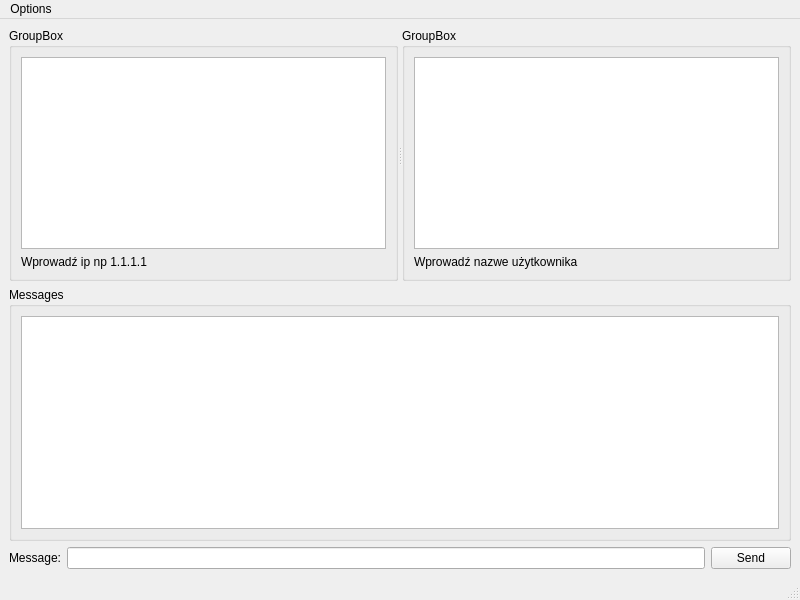
Before: the Qt Designer form Client/mainwindow.ui in KrHaXon/KOMUNIKATOR, drawn with Qt 5.
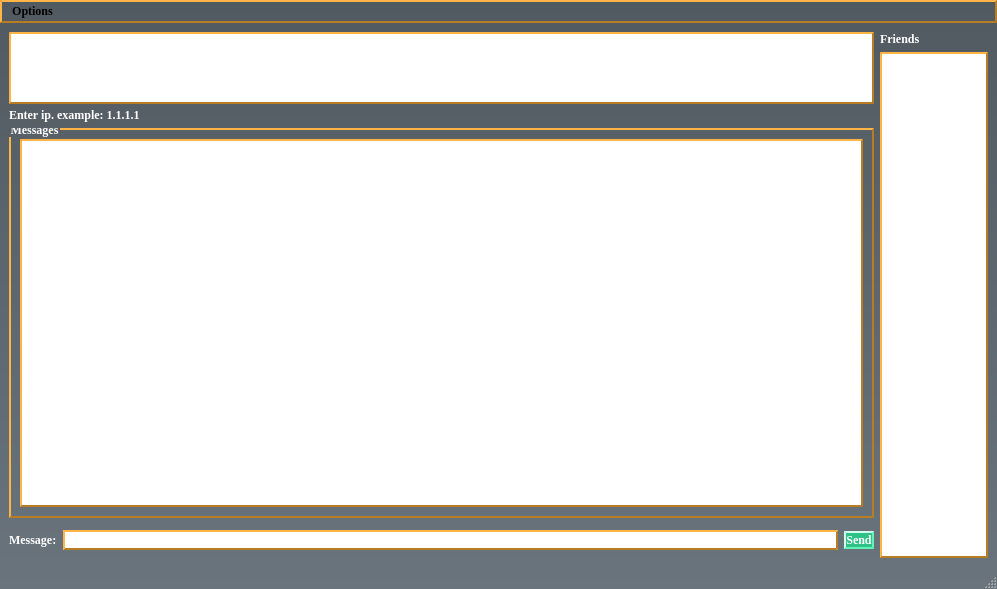
After: the same form once the commit is applied.

Patch:
```diff
--- a/Client/mainwindow.ui
+++ b/Client/mainwindow.ui
@@ -6,57 +6,95 @@
    <rect>
     <x>0</x>
     <y>0</y>
-    <width>800</width>
-    <height>600</height>
+    <width>997</width>
+    <height>589</height>
    </rect>
   </property>
   <property name="windowTitle">
    <string>Client</string>
   </property>
+  <property name="styleSheet">
+   <string notr="true">QTextEdit, QListWidget, QListView{
+border-width: 2px;
+     border-style: outset;
+     border-color: #b87c23;
+}
+QLabel, QPushButton, QLineEdit{
+ font-family: times, Times New Roman, times-roman, georgia, serif;
+	color: white;
+	margin: 0;
+	padding: 0px 0px 0px 0px;
+	letter-spacing: 0px;
+	font-weight: bold;
+}
+QMainWindow{
+	background-color: qlineargradient(spread:pad, x1:0, y1:0, x2:0, y2:1, stop:0 #525a61, stop:1 #6a747d);
+}
+QPushButton{
+border-width: 2px;
+     border-style: outset;
+     border-color: #61f2b7;
+	 background-color: #2fc286;
+}
+
+
+QGroupBox, QLineEdit, QMenuBar{
+	border-width: 2px;
+    border-style: outset;
+    border-color: #b87c23;
+	font-family: times, Times New Roman, times-roman, georgia, serif;
+	color: black;
+	margin: 0;
+	padding: 0px 0px 0px 0px;
+	letter-spacing: 0px;
+	font-weight: bold;
+
+}
+QGroupBox::title{
+ 	font-family: times, Times New Roman, times-roman, georgia, serif;
+	color: white;
+	margin: 0;
+	padding: 0px 0px 0px 0px;
+	letter-spacing: 0px;
+	font-weight: bold;
+	subcontrol-origin: margin;
+	bottom: 5px;
+}
+
+QSplitter::handle{
+background:transparent;
+}
+QSplitter::handle:hover{
+cursor: default;
+}
+</string>
+  </property>
   <widget class="QWidget" name="centralwidget">
-   <layout class="QVBoxLayout" name="verticalLayout_4">
+   <layout class="QHBoxLayout" name="horizontalLayout_2" stretch="8,1">
+    <item>
+     <layout class="QVBoxLayout" name="verticalLayout_2" stretch="2,10">
     <item>
      <widget class="QSplitter" name="splitter">
       <property name="orientation">
-       <enum>Qt::Horizontal</enum>
-      </property>
-      <widget class="QGroupBox" name="groupBox_2">
-       <property name="title">
-        <string>GroupBox</string>
-       </property>
-       <layout class="QVBoxLayout" name="verticalLayout_2">
-        <item>
-         <widget class="QTextEdit" name="ipText"/>
-        </item>
-        <item>
+         <enum>Qt::Vertical</enum>
+        </property>
+        <widget class="QTextEdit" name="ipText">
+         <property name="styleSheet">
+          <string notr="true"/>
+         </property>
+        </widget>
          <widget class="QLabel" name="label_2">
           <property name="text">
-           <string>Wprowadź ip np 1.1.1.1</string>
-          </property>
-         </widget>
-        </item>
-       </layout>
-      </widget>
-      <widget class="QGroupBox" name="groupBox_3">
-       <property name="title">
-        <string>GroupBox</string>
-       </property>
-       <layout class="QVBoxLayout" name="verticalLayout_3">
-        <item>
-         <widget class="QTextEdit" name="userText"/>
+          <string>Enter ip. example: 1.1.1.1</string>
+         </property>
+        </widget>
+       </widget>
         </item>
         <item>
-         <widget class="QLabel" name="label_3">
-          <property name="text">
-           <string>Wprowadź nazwe użytkownika</string>
-          </property>
-         </widget>
-        </item>
-       </layout>
-      </widget>
-     </widget>
-    </item>
-    <item>
+       <widget class="QSplitter" name="splitter_2">
+        <property name="orientation">
+         <enum>Qt::Vertical</enum>
+        </property>
      <widget class="QGroupBox" name="groupBox">
       <property name="title">
        <string>Messages</string>
@@ -67,8 +105,7 @@
        </item>
       </layout>
      </widget>
-    </item>
-    <item>
+        <widget class="QWidget" name="layoutWidget">
      <layout class="QHBoxLayout" name="horizontalLayout">
       <item>
        <widget class="QLabel" name="label">
@@ -88,6 +125,24 @@
        </widget>
       </item>
      </layout>
+        </widget>
+       </widget>
+      </item>
+     </layout>
+    </item>
+    <item>
+     <layout class="QVBoxLayout" name="verticalLayout_3">
+      <item>
+       <widget class="QLabel" name="label_3">
+        <property name="text">
+         <string>Friends</string>
+        </property>
+       </widget>
+      </item>
+      <item>
+       <widget class="QListView" name="listView"/>
+      </item>
+     </layout>
     </item>
    </layout>
   </widget>
@@ -96,8 +151,8 @@
     <rect>
      <x>0</x>
      <y>0</y>
-     <width>800</width>
-     <height>21</height>
+     <width>997</width>
+     <height>24</height>
     </rect>
    </property>
    <widget class="QMenu" name="menuOptions">
```
Lines whose indentation alone changed are shown as unchanged.
